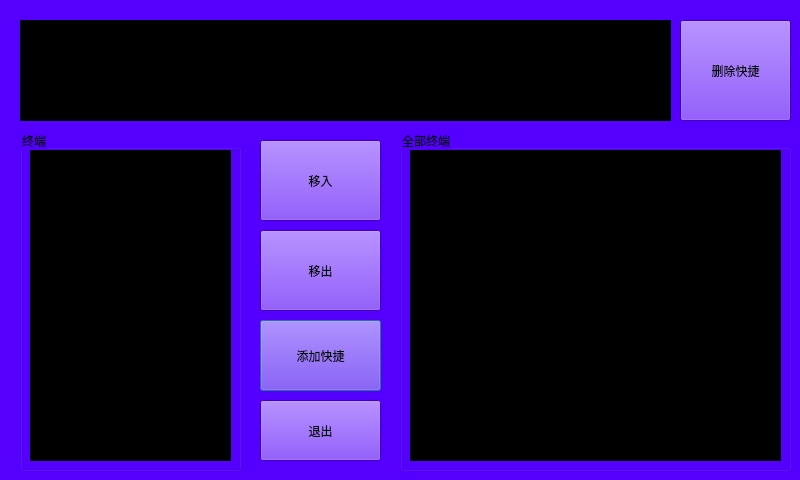
oxiaom/arm_sine, file dialog2.ui: the form before one commit.
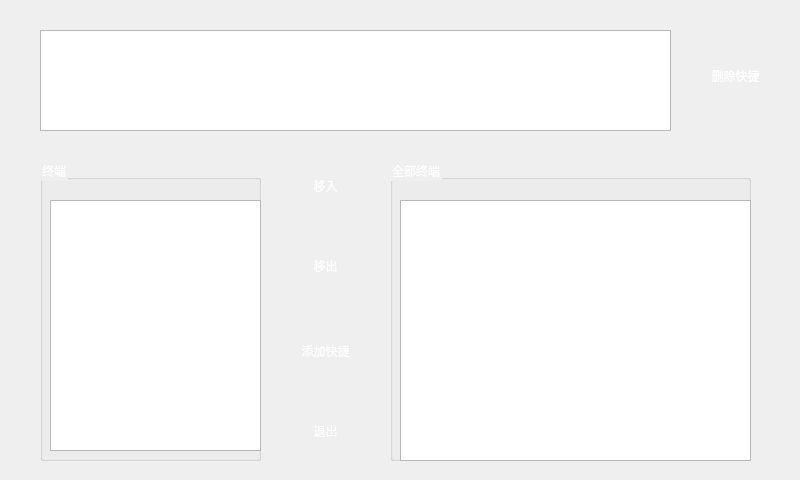
The form after the commit. Icons and pictures are not drawn.

The edit to the form file:
```diff
--- a/dialog2.ui
+++ b/dialog2.ui
@@ -14,30 +14,35 @@
    <string>Dialog</string>
   </property>
   <property name="styleSheet">
-   <string notr="true">background-color: rgb(85, 0, 255);</string>
+   <string notr="true">border-image: url(:/BJBEIJING.png);</string>
   </property>
   <widget class="QListWidget" name="listWidget">
    <property name="geometry">
     <rect>
-     <x>20</x>
-     <y>20</y>
-     <width>651</width>
+     <x>40</x>
+     <y>30</y>
+     <width>631</width>
      <height>101</height>
     </rect>
    </property>
    <property name="styleSheet">
-    <string notr="true">background-color: rgb(0, 0, 0);</string>
+    <string notr="true">
+border-image: url(:/B12.png);</string>
    </property>
   </widget>
   <widget class="QGroupBox" name="groupBox">
    <property name="geometry">
     <rect>
-     <x>20</x>
-     <y>130</y>
+     <x>40</x>
+     <y>160</y>
      <width>221</width>
-     <height>341</height>
+     <height>301</height>
     </rect>
    </property>
+   <property name="styleSheet">
+    <string notr="true">color: rgb(255, 255, 255);font: 90 16pt &quot;Aharoni&quot;; 
+border-image: url(:/B12.png);</string>
+   </property>
    <property name="title">
     <string>终端</string>
    </property>
@@ -45,25 +50,33 @@
     <property name="geometry">
      <rect>
       <x>10</x>
-      <y>20</y>
-      <width>201</width>
-      <height>311</height>
+      <y>40</y>
+      <width>211</width>
+      <height>251</height>
      </rect>
     </property>
     <property name="styleSheet">
-     <string notr="true">background-color: rgb(0, 0, 0);</string>
+     <string notr="true">color: rgb(255, 255, 255);font: 90 8pt &quot;Aharoni&quot;; 
+border-image: url(:/B12.png);
+QListWidget{font: 75 12pt &quot;Aharoni&quot;;color: rgb(255, 255, 255);border-image: url(:B12.png); padding-top:2px; padding-bottom:2px;padding-left:5px;padding-right:2px;}
+
+QListWidget::Item{ margin-top:3px; margin-bottom:3px;margin-left:3px;margin-right:3px;}</string>
     </property>
    </widget>
   </widget>
   <widget class="QGroupBox" name="groupBox_2">
    <property name="geometry">
     <rect>
-     <x>400</x>
-     <y>130</y>
-     <width>391</width>
-     <height>341</height>
+     <x>390</x>
+     <y>160</y>
+     <width>361</width>
+     <height>301</height>
     </rect>
    </property>
+   <property name="styleSheet">
+    <string notr="true">color: rgb(255, 255, 255);font: 90 16pt &quot;Aharoni&quot;; 
+border-image: url(:/B12.png);</string>
+   </property>
    <property name="title">
     <string>全部终端</string>
    </property>
@@ -71,25 +84,38 @@
     <property name="geometry">
      <rect>
       <x>10</x>
-      <y>20</y>
-      <width>371</width>
-      <height>311</height>
+      <y>40</y>
+      <width>351</width>
+      <height>261</height>
      </rect>
     </property>
     <property name="styleSheet">
-     <string notr="true">background-color: rgb(0, 0, 0);</string>
+     <string notr="true">color: rgb(255, 255, 255);font: 90 8pt &quot;Aharoni&quot;; 
+border-image: url(:/B12.png);
+QListWidget{font: 75 12pt &quot;Aharoni&quot;;color: rgb(255, 255, 255);border-image: url(:B12.png); padding-top:2px; padding-bottom:2px;padding-left:2px;padding-right:2px;}
+
+QListWidget::Item{ margin-top:3px; margin-bottom:3px;margin-left:3px;margin-right:3px;}
+
+ </string>
     </property>
    </widget>
   </widget>
   <widget class="QPushButton" name="pushButton">
    <property name="geometry">
     <rect>
-     <x>260</x>
+     <x>270</x>
      <y>320</y>
-     <width>121</width>
-     <height>71</height>
+     <width>111</width>
+     <height>61</height>
     </rect>
    </property>
+   <property name="styleSheet">
+    <string notr="true"> 
+QPushButton{color: rgb(255, 255, 255);font: 90 16pt &quot;Aharoni&quot;;  border-radius:10px;}
+QPushButton{border-image: url(://KR.png);  border-radius:10px;}
+QPushButton:hover{border-image: url(:/K6.png);  border-radius:10px;}  
+QPushButton:pressed{border-image: url(:/K6.png);  border-radius:10px;}</string>
+   </property>
    <property name="text">
     <string>添加快捷</string>
    </property>
@@ -97,14 +123,18 @@
   <widget class="QPushButton" name="pushButton_2">
    <property name="geometry">
     <rect>
-     <x>260</x>
-     <y>140</y>
-     <width>121</width>
-     <height>81</height>
+     <x>270</x>
+     <y>160</y>
+     <width>111</width>
+     <height>51</height>
     </rect>
    </property>
    <property name="styleSheet">
-    <string notr="true"/>
+    <string notr="true"> 
+QPushButton{color: rgb(255, 255, 255);font: 90 16pt &quot;Aharoni&quot;;  border-radius:10px;}
+QPushButton{border-image: url(://Yellow.png);  border-radius:10px;}
+QPushButton:hover{border-image: url(:/K6.png);  border-radius:10px;}  
+QPushButton:pressed{border-image: url(:/K6.png);  border-radius:10px;}</string>
    </property>
    <property name="text">
     <string>移入</string>
@@ -113,14 +143,18 @@
   <widget class="QPushButton" name="pushButton_3">
    <property name="geometry">
     <rect>
-     <x>260</x>
-     <y>230</y>
-     <width>121</width>
-     <height>81</height>
+     <x>270</x>
+     <y>240</y>
+     <width>111</width>
+     <height>51</height>
     </rect>
    </property>
    <property name="styleSheet">
-    <string notr="true">border-color: rgb(85, 255, 0);</string>
+    <string notr="true"> 
+QPushButton{color: rgb(255, 255, 255);font: 90 16pt &quot;Aharoni&quot;;  border-radius:10px;}
+QPushButton{border-image: url(://Yellow.png);  border-radius:10px;}
+QPushButton:hover{border-image: url(:/K6.png);  border-radius:10px;}  
+QPushButton:pressed{border-image: url(:/K6.png);  border-radius:10px;}</string>
    </property>
    <property name="text">
     <string>移出</string>
@@ -129,12 +163,19 @@
   <widget class="QPushButton" name="pushButton_4">
    <property name="geometry">
     <rect>
-     <x>260</x>
+     <x>270</x>
      <y>400</y>
-     <width>121</width>
+     <width>111</width>
      <height>61</height>
     </rect>
    </property>
+   <property name="styleSheet">
+    <string notr="true"> 
+QPushButton{color: rgb(255, 255, 255);font: 90 16pt &quot;Aharoni&quot;;  border-radius:10px;}
+QPushButton{border-image: url(://KR.png);  border-radius:10px;}
+QPushButton:hover{border-image: url(:/K6.png);  border-radius:10px;}  
+QPushButton:pressed{border-image: url(:/K6.png);  border-radius:10px;}</string>
+   </property>
    <property name="text">
     <string>退出</string>
    </property>
@@ -145,9 +186,16 @@
      <x>680</x>
      <y>20</y>
      <width>111</width>
-     <height>101</height>
+     <height>111</height>
     </rect>
    </property>
+   <property name="styleSheet">
+    <string notr="true"> 
+QPushButton{color: rgb(255, 255, 255);font: 90 18pt &quot;Aharoni&quot;;  border-radius:10px;}
+QPushButton{border-image: url(://KR.png);  border-radius:10px;}
+QPushButton:hover{border-image: url(:/K6.png);  border-radius:10px;}  
+QPushButton:pressed{border-image: url(:/K6.png);  border-radius:10px;}</string>
+   </property>
    <property name="text">
     <string>删除快捷</string>
    </property>
```
